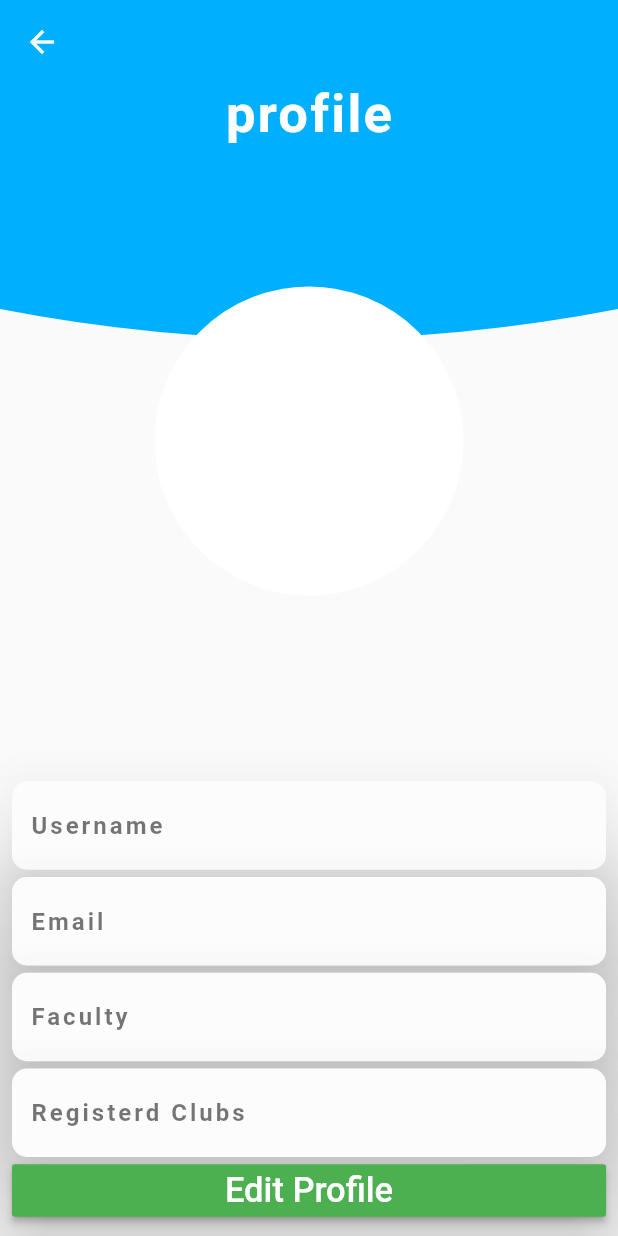
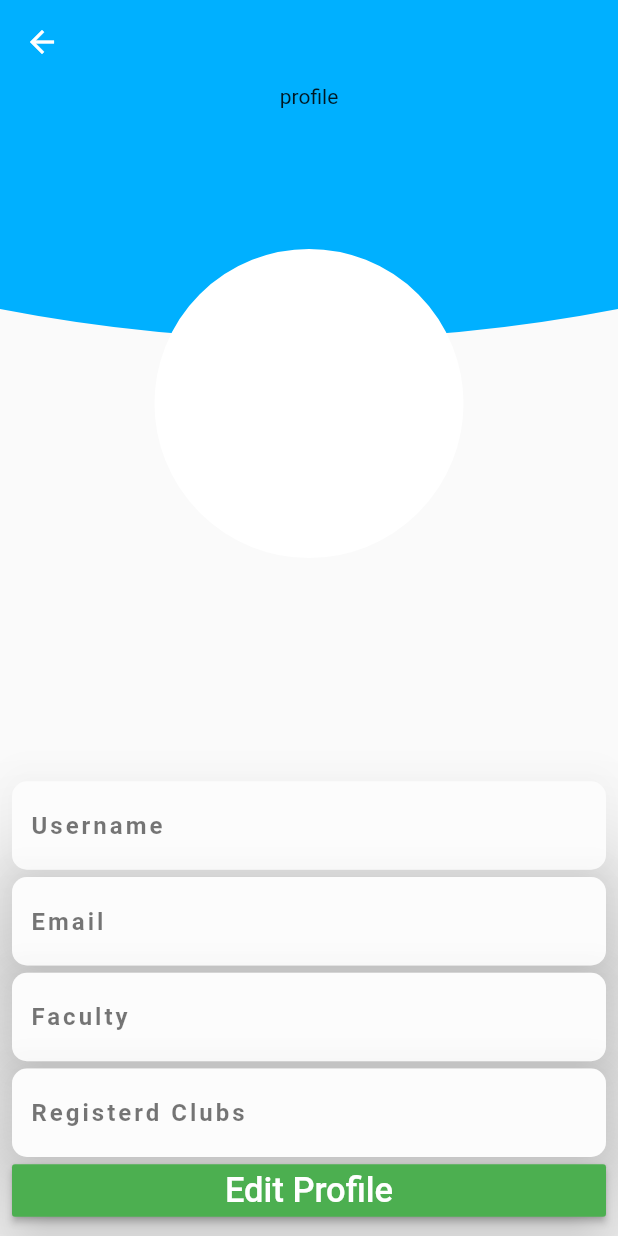
Before and after one commit to SrilalS/MAD_Project, a Flutter app: the Viewprofile screen opened directly, on a phone screen of 412 x 824 dp. Run offline on Flutter 3.47's test engine with Material 2 defaults, Android fonts, the phone set to English and light mode, and no system bars; our stand-ins replace cached_network_image, cloud_firestore, dio, firebase_auth, firebase_core, firebase_storage and 3 more; missing offline and left inert: firebase_auth_oauth, onesignal_flutter; accounts and stored records are empty.

Commit message:
Update Viewprofile.dart

```diff
--- a/lib/UI/Viewprofile.dart
+++ b/lib/UI/Viewprofile.dart
@@ -100,12 +100,9 @@ class Viewprofile extends StatelessWidget {
             children: [
               Padding(
                 padding: EdgeInsets.all(0),
-                child: Text("profile",
-                    style: TextStyle(
-                        fontSize: 35,
-                        letterSpacing: 1.5,
-                        color: Colors.white,
-                        fontWeight: FontWeight.w600)),
+                child: Text(
+                  "profile",
+                ),
               ),
               Container(
                 padding: EdgeInsets.all(10.0),
```
